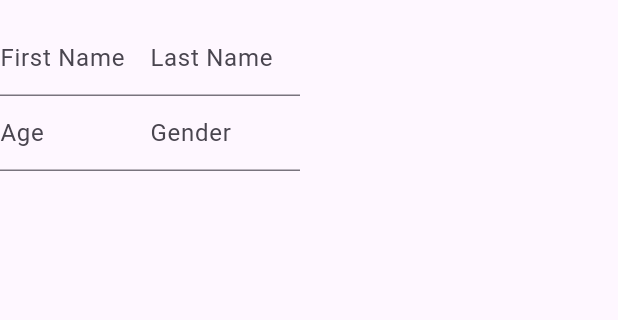
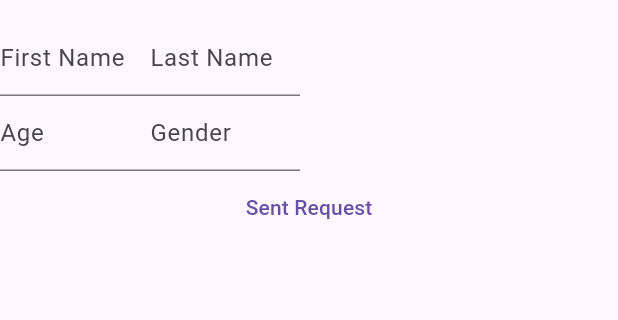
Before and after one commit to Franulo/Hackathon, a Flutter app: the screen it shows after launch, on a phone screen of 412 x 824 dp, the part 63-383 px from its top. Run offline on Flutter 3.47's test engine with Material 3 defaults, Android fonts, the light colour scheme and no system bars.

Commit message:
Make if work

```diff
--- a/frontend/lib/homepage.dart
+++ b/frontend/lib/homepage.dart
@@ -9,24 +9,24 @@ class Homepage extends StatefulWidget {
 }
 
 class _HomepageState extends State<Homepage> {
+  void sentRequest() {
+    print("request sent from${firstName.textControl.text}");
+  }
+
+  Inputfield firstName = Inputfield(type: 'First Name', width: 100, heigth: 50);
+  Inputfield lastName = Inputfield(type: 'Last Name', width: 100, heigth: 50);
+  Inputfield age = Inputfield(type: 'Age', width: 100, heigth: 50);
+  Inputfield gender = Inputfield(type: 'Gender', width: 100, heigth: 50);
+
   @override
   Widget build(BuildContext context) {
     return Scaffold(
       appBar: AppBar(title: Text('Front')),
       body: Column(
         children: [
-          Row(
-            children: [
-              Inputfield(type: 'First Name', width: 100, heigth: 50),
-              Inputfield(type: 'Last Name', width: 100, heigth: 50),
-            ],
-          ),
-          Row(
-            children: [
-              Inputfield(type: 'Age', width: 100, heigth: 50),
-              Inputfield(type: 'Gender', width: 100, heigth: 50),
-            ],
-          ),
+          Row(children: [firstName, lastName]),
+          Row(children: [age, gender]),
+          TextButton(onPressed: sentRequest, child: Text("Sent Request")),
         ],
       ),
     );
--- a/frontend/lib/inputfield.dart
+++ b/frontend/lib/inputfield.dart
@@ -1,7 +1,7 @@
 import 'package:flutter/material.dart';
 
-class Inputfield extends StatefulWidget {
-  const Inputfield({
+class Inputfield extends StatelessWidget {
+  Inputfield({
     super.key,
     required this.type,
     required this.width,
@@ -11,21 +11,16 @@ class Inputfield extends StatefulWidget {
   final String type;
   final double width;
   final double heigth;
+  final TextEditingController textControl = TextEditingController();
 
-  @override
-  State<Inputfield> createState() => _InputfieldState();
-}
-
-class _InputfieldState extends State<Inputfield> {
-  TextEditingController textControl = TextEditingController();
   @override
   Widget build(BuildContext context) {
     return Container(
-      width: widget.width,
-      height: widget.heigth,
+      width: width,
+      height: heigth,
       child: TextField(
         controller: textControl,
-        decoration: InputDecoration(labelText: widget.type),
+        decoration: InputDecoration(labelText: type),
       ),
     );
   }
```
Also changed, not shown: 3 other files.
